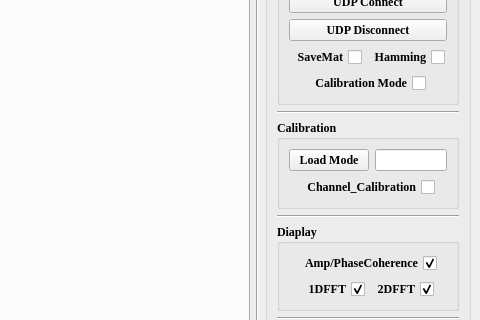
Before: the Qt Designer form Radar_UDP.ui in CruzeOliver/Andar_Radar_UDP, drawn with Qt 5; both pictures show x 746 to 1226 and y 181 to 501 of the 1226 by 943 pixel window.
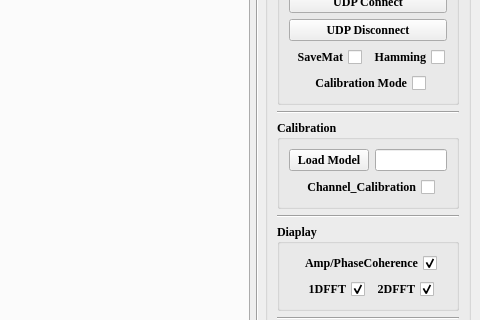
After: the same form once the commit is applied.

Commit message: Correct spelling errors

Patch:
```diff
--- a/Radar_UDP.ui
+++ b/Radar_UDP.ui
@@ -345,7 +345,7 @@
                </sizepolicy>
               </property>
               <property name="text">
-               <string>Load Mode</string>
+               <string>Load Model</string>
               </property>
              </widget>
             </item>
```
The commit also changes 1 other file.
